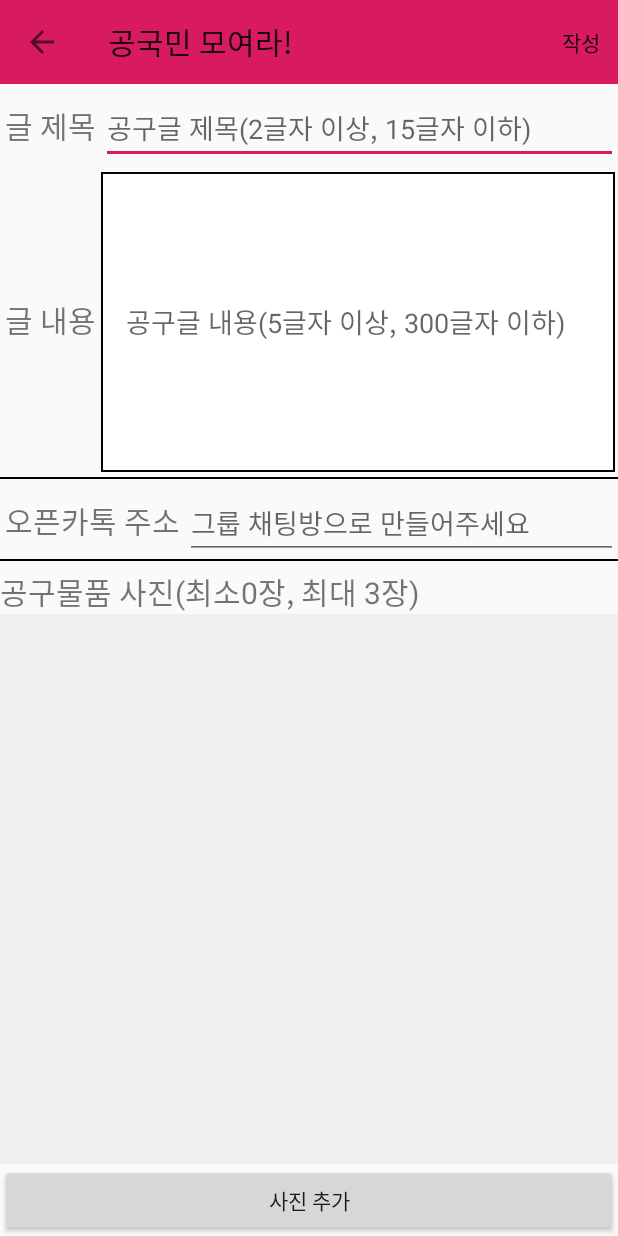
After one commit to Gongkookmin/Gongkookmin, an Android app: the PostActivity screen opened directly, with no data from a screen before it, on a phone screen of 412 x 824 dp. The commit adds this screen. Run offline under Robolectric (Android 15) with nearby library versions, the phone set to English and light mode, and no system bars.

Commit message:
Add PostActivity

```diff
--- /dev/null
+++ b/app/src/main/java/com/example/gongkookmin/PostActivity.java
@@ -0,0 +1,152 @@
+package com.example.gongkookmin;
+
+import android.content.Intent;
+import android.graphics.Bitmap;
+import android.net.Uri;
+import android.provider.MediaStore;
+import android.support.v7.app.ActionBar;
+import android.support.v7.app.AppCompatActivity;
+import android.os.Bundle;
+import android.support.v7.widget.LinearLayoutManager;
+import android.support.v7.widget.RecyclerView;
+import android.support.v7.widget.Toolbar;
+import android.util.Log;
+import android.view.Menu;
+import android.view.MenuItem;
+import android.view.MotionEvent;
+import android.view.View;
+import android.widget.Button;
+import android.widget.EditText;
+import android.widget.ListView;
+import android.widget.Toast;
+
+import java.io.FileNotFoundException;
+import java.io.IOException;
+import java.util.ArrayList;
+import java.util.regex.Pattern;
+
+public class PostActivity extends AppCompatActivity {
+
+    private final int PICK_FROM_ALBUM = 9999;
+
+    Toolbar toolbar;
+    ActionBar actionBar;
+    RecyclerView pictureListView;
+    EditText titleEditText;
+    EditText articleEditText;
+    EditText kakaotalkEditText;
+    Button btnAddPicture;
+
+    ArrayList<Bitmap> pictureList = new ArrayList<>();
+
+    @Override
+    protected void onCreate(Bundle savedInstanceState) {
+        super.onCreate(savedInstanceState);
+        setContentView(R.layout.activity_post);
+        titleEditText = findViewById(R.id.titleEditText);
+        articleEditText = findViewById(R.id.articleEditText);
+        kakaotalkEditText = findViewById(R.id.kakaotalkEditText);
+
+        initPictureListView();
+
+        toolbar = findViewById(R.id.toolbar_post);
+        setSupportActionBar(toolbar);
+        actionBar = getSupportActionBar();
+        actionBar.setTitle("공국민 모여라!");
+        actionBar.setDisplayHomeAsUpEnabled(true);
+    }
+
+    public void initPictureListView(){
+        final PictureListViewAdapter adapter = new PictureListViewAdapter(getApplicationContext(),pictureList);
+        btnAddPicture = findViewById(R.id.btn_addPicture);
+        pictureListView = findViewById(R.id.pictureListView);
+        pictureListView.setLayoutManager(new LinearLayoutManager(this, LinearLayoutManager.HORIZONTAL, false));
+        pictureListView.setAdapter(adapter);
+        btnAddPicture.setOnClickListener(new View.OnClickListener() {
+            @Override
+            public void onClick(View view) {
+                if (pictureList.size() < 3) {
+                    Intent intent = new Intent(Intent.ACTION_PICK);
+                    intent.setType(MediaStore.Images.Media.CONTENT_TYPE);
+                    startActivityForResult(intent, PICK_FROM_ALBUM);
+                }
+                else
+                    Toast.makeText(PostActivity.this, "3장 이하로만 올릴 수 있습니다.", Toast.LENGTH_SHORT).show();
+            }
+        });
+    }
+
+    @Override
+    protected void onActivityResult(int requestCode, int resultCode, Intent data) {
+        super.onActivityResult(requestCode, resultCode, data);
+        if(resultCode != RESULT_OK)
+            return;
+
+        switch(requestCode){
+            case PICK_FROM_ALBUM:{
+                Uri uri = data.getData();
+                Log.d("uri ",uri.getPath().toString());
+                try {
+                    Bitmap bitmap = MediaStore.Images.Media.getBitmap(getContentResolver(), uri);
+                    pictureList.add(bitmap);
+                    pictureListView.getAdapter().notifyItemInserted(pictureListView.getAdapter().getItemCount()-1);
+                    pictureListView.getAdapter().notifyItemRangeChanged(pictureListView.getAdapter().getItemCount()-1,pictureListView.getAdapter().getItemCount());
+                    pictureListView.getAdapter().notifyDataSetChanged();
+                }catch(FileNotFoundException e){
+                    Log.d("uri ", "file not found");
+                    e.printStackTrace();
+                }catch (IOException e){
+                    Log.d("uri ", "IO exeption");
+                    e.printStackTrace();
+                }
+            }
+        }
+    }
+
+    @Override
+    public boolean onOptionsItemSelected(MenuItem item) {
+        switch(item.getItemId()){
+            case android.R.id.home:{
+                finish();
+                return true;
+            }
+            case R.id.action_write_post:{
+                String title = titleEditText.getText().toString().trim();
+                String article = articleEditText.getText().toString().trim();
+                String kakaotalk = kakaotalkEditText.getText().toString().trim();
+
+                if(isArticleRuleOK(title,article,kakaotalk)){
+                    Toast.makeText(this, "게시글이 작성되었습니다.", Toast.LENGTH_SHORT).show();
+                    finish();
+                }
+                else
+                    Toast.makeText(this, "양식에 맞게 글을 작성해 주세요.", Toast.LENGTH_SHORT).show();
+
+                return true;
+            }
+        }
+        return super.onOptionsItemSelected(item);
+    }
+
+    @Override
+    public boolean onCreateOptionsMenu(Menu menu) {
+        getMenuInflater().inflate(R.menu.post_appbar_action,menu);
+        return true;
+    }
+
+    public boolean isArticleRuleOK(String title, String article, String kakaotalk){
+        int title_len = title.length();
+        int article_len = article.length();
+        if(title_len < 2 || title_len > 15)
+            return false;
+        if(article_len < 5 || article_len > 300)
+            return false;
+
+        String pattern = "^((http(s)?://)?open.kakao.com/o/)[a-zA-Z0-9]+$";
+
+        if(Pattern.matches(pattern,kakaotalk)){
+            return true;
+        }
+        return false;
+    }
+}
--- /dev/null
+++ b/app/src/main/res/drawable/square_shape.xml
@@ -0,0 +1,8 @@
+<?xml version="1.0" encoding="utf-8"?>
+<shape xmlns:android="http://schemas.android.com/apk/res/android"
+    android:shape="rectangle">
+    <solid android:color="#FFFFFF"></solid>
+    <stroke
+        android:width="2px"
+        android:color="#000000"/>
+</shape>
--- /dev/null
+++ b/app/src/main/res/layout/activity_post.xml
@@ -0,0 +1,112 @@
+<?xml version="1.0" encoding="utf-8"?>
+<LinearLayout xmlns:android="http://schemas.android.com/apk/res/android"
+    xmlns:app="http://schemas.android.com/apk/res-auto"
+    xmlns:tools="http://schemas.android.com/tools"
+    android:layout_width="match_parent"
+    android:layout_height="match_parent"
+    android:orientation="vertical"
+    tools:context=".PostActivity">
+
+    <android.support.v7.widget.Toolbar
+        android:layout_width="match_parent"
+        android:layout_height="?attr/actionBarSize"
+        android:background="@color/colorAccent"
+        android:id="@+id/toolbar_post"/>
+    <LinearLayout
+        android:layout_marginTop="5dp"
+        android:layout_width="match_parent"
+        android:layout_height="wrap_content"
+        android:orientation="horizontal">
+        <TextView
+            android:layout_marginLeft="3dp"
+            android:layout_marginRight="3dp"
+            android:textSize="20dp"
+            android:layout_width="wrap_content"
+            android:layout_height="wrap_content"
+            android:text="글 제목"/>
+        <EditText
+            android:id="@+id/titleEditText"
+            android:layout_width="match_parent"
+            android:layout_height="wrap_content"
+            android:hint="@string/post_title_rule"
+            android:maxLength="15"/>
+    </LinearLayout>
+    <LinearLayout
+        android:layout_marginTop="5dp"
+        android:layout_marginBottom="5px"
+        android:layout_width="match_parent"
+        android:layout_height="wrap_content"
+        android:orientation="horizontal">
+        <TextView
+            android:layout_marginLeft="3dp"
+            android:layout_marginRight="3dp"
+            android:textSize="20dp"
+            android:layout_width="wrap_content"
+            android:layout_height="wrap_content"
+            android:text="글 내용"/>
+        <EditText
+            android:scrollbars="horizontal"
+            android:id="@+id/articleEditText"
+            android:layout_marginRight="3px"
+            android:padding="5px"
+            android:background="@drawable/square_shape"
+            android:layout_width="match_parent"
+            android:layout_height="200dp"
+            android:hint="@string/post_article_rule"
+            android:maxLength="300"/>
+    </LinearLayout>
+    <View
+        android:layout_width="match_parent"
+        android:layout_height="1dp"
+        android:background="#000000"/>
+    <LinearLayout
+        android:layout_marginTop="5dp"
+        android:layout_width="match_parent"
+        android:layout_height="wrap_content"
+        android:orientation="horizontal">
+        <TextView
+            android:layout_marginLeft="3dp"
+            android:layout_marginRight="3dp"
+            android:textSize="20dp"
+            android:layout_width="wrap_content"
+            android:layout_height="wrap_content"
+            android:text="오픈카톡 주소"/>
+        <EditText
+            android:singleLine="true"
+            android:id="@+id/kakaotalkEditText"
+            android:layout_width="match_parent"
+            android:layout_height="wrap_content"
+            android:hint="@string/post_kakaotalk_rule"
+            android:maxLength="100"/>
+    </LinearLayout>
+    <View
+        android:layout_width="match_parent"
+        android:layout_height="1dp"
+        android:background="@android:color/black"/>
+    <LinearLayout
+        android:orientation="vertical"
+        android:layout_width="match_parent"
+        android:layout_height="match_parent"
+        >
+
+        <TextView
+            android:layout_marginTop="5dp"
+            android:textSize="20dp"
+            android:layout_width="wrap_content"
+            android:layout_height="wrap_content"
+            android:text="@string/post_picture_rule"/>
+        <android.support.v7.widget.RecyclerView
+            android:background="#F0F0F0"
+            android:layout_weight="1"
+            android:scrollbars="horizontal"
+            android:id="@+id/pictureListView"
+            android:layout_width="match_parent"
+            android:layout_height="match_parent"/>
+        <Button
+            android:id="@+id/btn_addPicture"
+            android:text="사진 추가"
+            android:layout_width="match_parent"
+            android:layout_height="wrap_content"/>
+
+    </LinearLayout>
+</LinearLayout>
--- a/app/src/main/res/menu/appbar_action.xml
+++ b/app/src/main/res/menu/appbar_action.xml
@@ -8,4 +8,10 @@
         app:showAsAction="always">
 
     </item>
+    <item
+        android:id="@+id/action_post"
+        android:icon="@android:drawable/ic_menu_edit"
+        android:title="Post"
+        app:showAsAction="always"
+        />
 </menu>
--- /dev/null
+++ b/app/src/main/res/menu/post_appbar_action.xml
@@ -0,0 +1,9 @@
+<?xml version="1.0" encoding="utf-8"?>
+<menu xmlns:android="http://schemas.android.com/apk/res/android"
+    xmlns:app="http://schemas.android.com/apk/res-auto">
+    <item
+        android:title="작성"
+        android:id="@+id/action_write_post"
+        app:showAsAction="always"
+        />
+</menu>
--- a/app/src/main/res/values/strings.xml
+++ b/app/src/main/res/values/strings.xml
@@ -20,4 +20,8 @@
          피카츄 라이츄 파이리 꼬북이 피카츄 라이츄 파이리 꼬북이 피카츄 라이츄 파이리 꼬북이 피카츄 라이츄 파이리 꼬북이 피카츄 라이츄 파이리 꼬북이
 
     </string>
+    <string name="post_title_rule">공구글 제목(2글자 이상, 15글자 이하)</string>
+    <string name="post_article_rule">\t공구글 내용(5글자 이상, 300글자 이하)</string>
+    <string name="post_kakaotalk_rule">그룹 채팅방으로 만들어주세요</string>
+    <string name="post_picture_rule">공구물품 사진(최소0장, 최대 3장)</string>
 </resources>
--- a/app/src/main/res/values/styles.xml
+++ b/app/src/main/res/values/styles.xml
@@ -4,11 +4,18 @@
     <style name="AppTheme" parent="Theme.AppCompat.Light.NoActionBar">
         <!-- Customize your theme here. -->
         <item name="colorPrimary">@color/colorPrimary</item>
-        <item name="colorPrimaryDark">@color/colorPrimaryDark</item>
+        <!--<item name="colorPrimaryDark">@color/colorPrimaryDark</item>-->
+        <item name="colorPrimaryDark">#FF5FA0</item>
         <item name="colorAccent">@color/colorAccent</item>
     </style>
     <style name="LoginTheme" parent="Theme.AppCompat.Light.DarkActionBar">
 
     </style>
+    <style name="LoadTheme" parent="Theme.AppCompat.Light.NoActionBar">
+        <item name="colorPrimaryDark">#FFFFFF</item>
+    </style>
 
+    <style name="MainTheme" parent="Theme.AppCompat.Light.NoActionBar">
+        <item name="colorPrimaryDark">#E02065</item>
+    </style>
 </resources>
```
Also changed, not shown: app/src/main/AndroidManifest.xml (+7 -3 lines), app/src/main/java/com/example/gongkookmin/MainActivity.java (+8 -2 lines), app/src/main/java/com/example/gongkookmin/PictureListViewAdapter.java (added, +73 -0 lines), app/src/main/res/layout/item_post_pictures.xml (added, +14 -0 lines).
